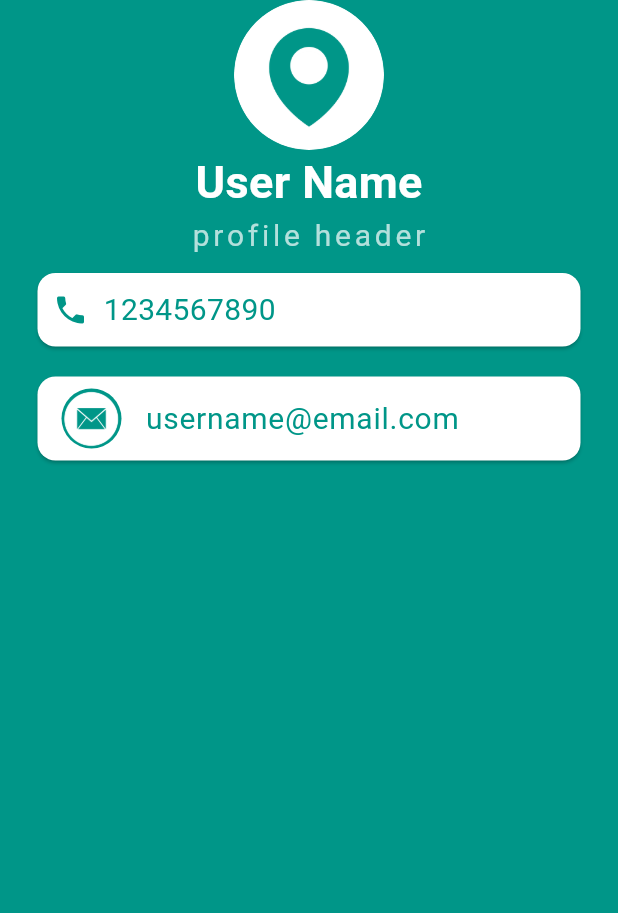
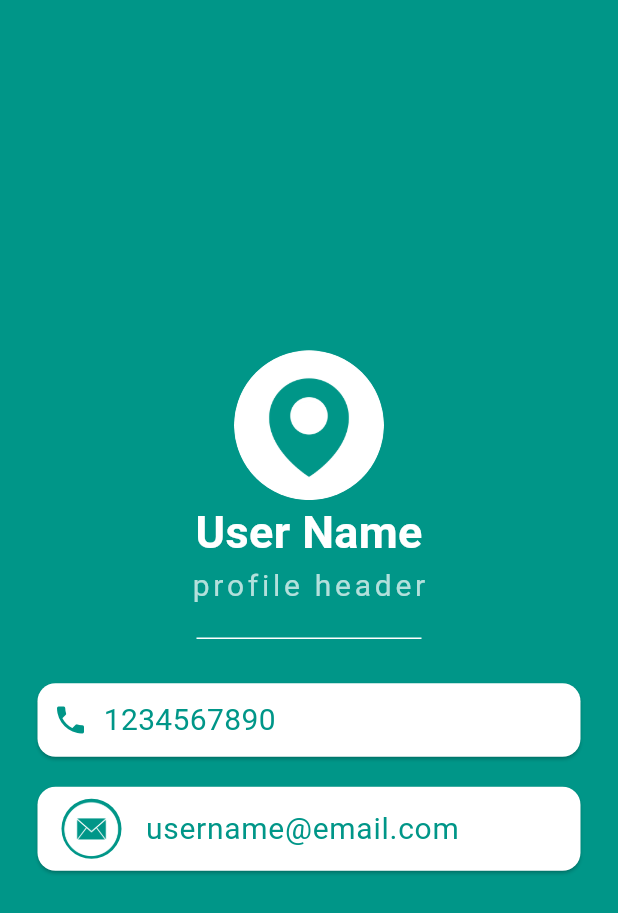
Before and after one commit to rounakkole/mi_card_flutter, a Flutter app: the screen it shows after launch, on a phone screen of 412 x 824 dp. Shown: the top 913 px of the screen. Run offline on Flutter 3.47's test engine with Material 3 defaults, Android fonts, the phone set to English and light mode, and no system bars.

Commit message:
added: alignment

```diff
--- a/lib/main.dart
+++ b/lib/main.dart
@@ -13,7 +13,7 @@ class MyApp extends StatelessWidget {
         backgroundColor: Colors.teal,
         body: SafeArea(
             child: Column(
-              mainAxisSize: MainAxisSize.min,
+              mainAxisAlignment: MainAxisAlignment.center,
               children: [
                 CircleAvatar(
                   radius: 50,
@@ -35,6 +35,14 @@ class MyApp extends StatelessWidget {
                   letterSpacing: 2.5,
                   color: Colors.white70,
                 ),
+                ),
+                SizedBox(
+                  height: 40.0,
+                  width: 150.0,
+                  child: Divider(
+                    //color: Colors.teal.shade100,
+                    color: Colors.white,
+                  ),
                 ),
                 Card(
                   color: Colors.white,
```
